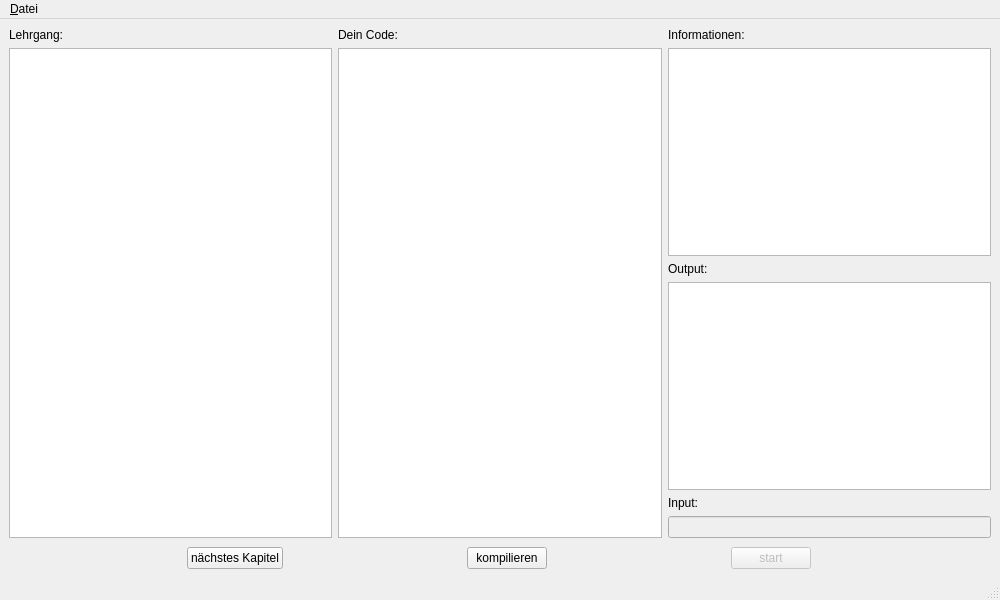
First picture: the form in learn_java/view/gui.ui, repository amgoebel/masterthesis-learn_java, before the edit.
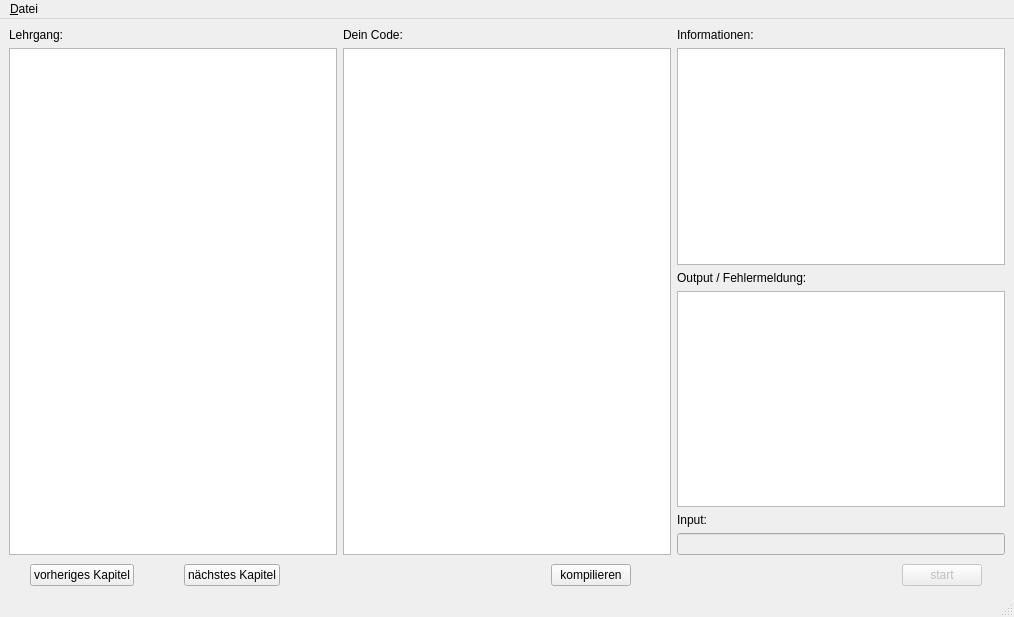
Second picture: the form after the edit.

Diff of the .ui file:
```diff
--- a/learn_java/view/gui.ui
+++ b/learn_java/view/gui.ui
@@ -6,8 +6,8 @@
    <rect>
     <x>0</x>
     <y>0</y>
-    <width>1000</width>
-    <height>600</height>
+    <width>1014</width>
+    <height>617</height>
    </rect>
   </property>
   <property name="windowTitle">
@@ -68,7 +68,7 @@
         <item>
          <widget class="QLabel" name="l_Output">
           <property name="text">
-           <string>Output:</string>
+           <string>Output / Fehlermeldung:</string>
           </property>
          </widget>
         </item>
@@ -100,7 +100,10 @@
     <item>
      <layout class="QHBoxLayout" name="hL_buttons" stretch="0,0,0">
       <property name="spacing">
-       <number>6</number>
+       <number>250</number>
+      </property>
+      <property name="sizeConstraint">
+       <enum>QLayout::SetDefaultConstraint</enum>
       </property>
       <property name="leftMargin">
        <number>0</number>
@@ -108,6 +111,27 @@
       <property name="topMargin">
        <number>3</number>
       </property>
+      <property name="rightMargin">
+       <number>0</number>
+      </property>
+      <item>
+       <layout class="QHBoxLayout" name="hl_Chapters" stretch="0,0">
+        <property name="spacing">
+         <number>50</number>
+        </property>
+        <item>
+         <widget class="QPushButton" name="pB_previous_Chapter">
+          <property name="sizePolicy">
+           <sizepolicy hsizetype="Fixed" vsizetype="Fixed">
+            <horstretch>0</horstretch>
+            <verstretch>0</verstretch>
+           </sizepolicy>
+          </property>
+          <property name="text">
+           <string>vorheriges Kapitel</string>
+          </property>
+         </widget>
+        </item>
       <item>
        <widget class="QPushButton" name="pB_next_Chapter">
         <property name="sizePolicy">
@@ -121,6 +145,8 @@
         </property>
        </widget>
       </item>
+       </layout>
+      </item>
       <item>
        <widget class="QPushButton" name="pB_compile">
         <property name="sizePolicy">
@@ -162,8 +188,8 @@
     <rect>
      <x>0</x>
      <y>0</y>
-     <width>1000</width>
-     <height>19</height>
+     <width>1014</width>
+     <height>30</height>
     </rect>
    </property>
    <widget class="QMenu" name="menu_Datei">
```
Lines whose indentation alone changed are shown as unchanged.
